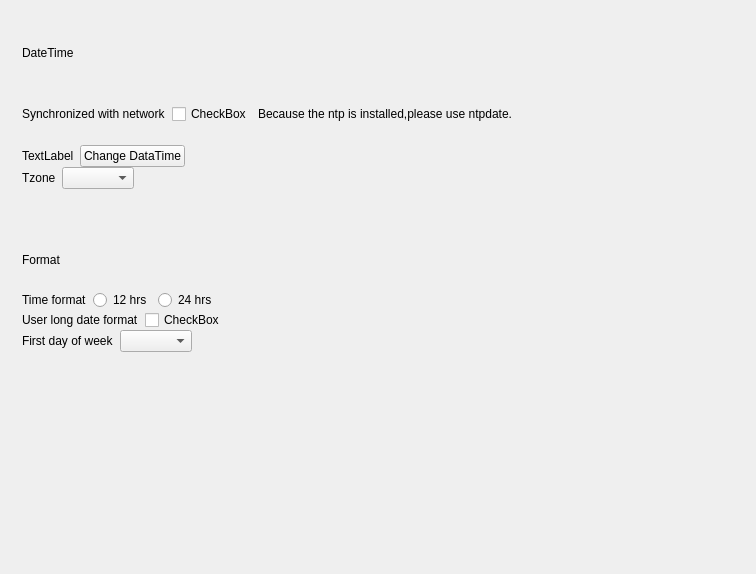
Above: plugins/time_language/datetime/datetime.ui from ukui/ukui-control-center before the change. Below: the same form after it.
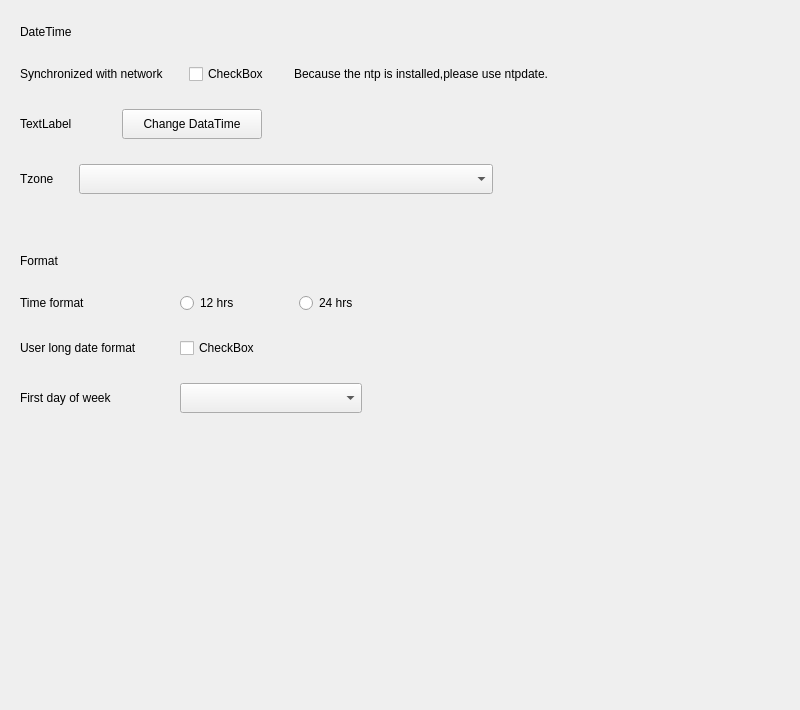
That is the form after the change.

Patch:
```diff
--- a/plugins/time_language/datetime/datetime.ui
+++ b/plugins/time_language/datetime/datetime.ui
@@ -6,35 +6,68 @@
    <rect>
     <x>0</x>
     <y>0</y>
-    <width>756</width>
-    <height>574</height>
+    <width>800</width>
+    <height>710</height>
    </rect>
   </property>
   <property name="minimumSize">
    <size>
-    <width>756</width>
-    <height>574</height>
+    <width>800</width>
+    <height>710</height>
    </size>
   </property>
   <property name="maximumSize">
    <size>
-    <width>756</width>
-    <height>574</height>
+    <width>800</width>
+    <height>710</height>
    </size>
   </property>
   <property name="windowTitle">
    <string>DateTime</string>
   </property>
   <layout class="QVBoxLayout" name="verticalLayout_2">
+   <property name="spacing">
+    <number>0</number>
+   </property>
+   <property name="leftMargin">
+    <number>0</number>
+   </property>
+   <property name="topMargin">
+    <number>0</number>
+   </property>
+   <property name="rightMargin">
+    <number>0</number>
+   </property>
+   <property name="bottomMargin">
+    <number>0</number>
+   </property>
    <item>
     <widget class="QStackedWidget" name="StackedWidget">
      <widget class="QWidget" name="Page1">
       <layout class="QVBoxLayout" name="verticalLayout">
        <property name="spacing">
+        <number>25</number>
+       </property>
+       <property name="leftMargin">
+        <number>20</number>
+       </property>
+       <property name="topMargin">
+        <number>25</number>
+       </property>
+       <property name="rightMargin">
+        <number>0</number>
+       </property>
+       <property name="bottomMargin">
         <number>0</number>
        </property>
        <item>
-        <widget class="QLabel" name="label">
+        <widget class="QLabel" name="titleLabel">
+         <property name="sizePolicy">
+          <sizepolicy hsizetype="Fixed" vsizetype="Fixed">
+           <horstretch>0</horstretch>
+           <verstretch>0</verstretch>
+          </sizepolicy>
+         </property>
          <property name="text">
           <string>DateTime</string>
          </property>
@@ -42,8 +75,17 @@
        </item>
        <item>
         <layout class="QHBoxLayout" name="horizontalLayout">
+         <property name="spacing">
+          <number>25</number>
+         </property>
          <item>
           <widget class="QLabel" name="label_2">
+           <property name="sizePolicy">
+            <sizepolicy hsizetype="Fixed" vsizetype="Fixed">
+             <horstretch>0</horstretch>
+             <verstretch>0</verstretch>
+            </sizepolicy>
+           </property>
            <property name="text">
             <string>Synchronized with network</string>
            </property>
@@ -58,6 +100,12 @@
          </item>
          <item>
           <widget class="QLabel" name="ntptipLabel">
+           <property name="sizePolicy">
+            <sizepolicy hsizetype="Fixed" vsizetype="Fixed">
+             <horstretch>0</horstretch>
+             <verstretch>0</verstretch>
+            </sizepolicy>
+           </property>
            <property name="text">
             <string>Because the ntp is installed,please use ntpdate.</string>
            </property>
@@ -80,8 +128,17 @@
        </item>
        <item>
         <layout class="QHBoxLayout" name="horizontalLayout_2">
+         <property name="spacing">
+          <number>50</number>
+         </property>
          <item>
           <widget class="QLabel" name="currentLabel">
+           <property name="sizePolicy">
+            <sizepolicy hsizetype="Fixed" vsizetype="Fixed">
+             <horstretch>0</horstretch>
+             <verstretch>0</verstretch>
+            </sizepolicy>
+           </property>
            <property name="text">
             <string>TextLabel</string>
            </property>
@@ -89,6 +146,18 @@
          </item>
          <item>
           <widget class="QPushButton" name="changePushButton">
+           <property name="minimumSize">
+            <size>
+             <width>140</width>
+             <height>30</height>
+            </size>
+           </property>
+           <property name="maximumSize">
+            <size>
+             <width>140</width>
+             <height>30</height>
+            </size>
+           </property>
            <property name="text">
             <string>Change DataTime</string>
            </property>
@@ -111,15 +180,37 @@
        </item>
        <item>
         <layout class="QHBoxLayout" name="horizontalLayout_3">
+         <property name="spacing">
+          <number>25</number>
+         </property>
          <item>
           <widget class="QLabel" name="label_5">
+           <property name="sizePolicy">
+            <sizepolicy hsizetype="Fixed" vsizetype="Fixed">
+             <horstretch>0</horstretch>
+             <verstretch>0</verstretch>
+            </sizepolicy>
+           </property>
            <property name="text">
             <string>Tzone</string>
            </property>
           </widget>
          </item>
          <item>
-          <widget class="QComboBox" name="tzComboBox"/>
+          <widget class="QComboBox" name="tzComboBox">
+           <property name="minimumSize">
+            <size>
+             <width>414</width>
+             <height>30</height>
+            </size>
+           </property>
+           <property name="maximumSize">
+            <size>
+             <width>414</width>
+             <height>30</height>
+            </size>
+           </property>
+          </widget>
          </item>
          <item>
           <spacer name="horizontalSpacer_3">
@@ -147,13 +238,19 @@
          <property name="sizeHint" stdset="0">
           <size>
            <width>20</width>
-           <height>40</height>
+           <height>35</height>
           </size>
          </property>
         </spacer>
        </item>
        <item>
         <widget class="QLabel" name="label_6">
+         <property name="sizePolicy">
+          <sizepolicy hsizetype="Fixed" vsizetype="Fixed">
+           <horstretch>0</horstretch>
+           <verstretch>0</verstretch>
+          </sizepolicy>
+         </property>
          <property name="text">
           <string>Format</string>
          </property>
@@ -161,8 +258,29 @@
        </item>
        <item>
         <layout class="QHBoxLayout" name="horizontalLayout_4">
+         <property name="spacing">
+          <number>0</number>
+         </property>
          <item>
           <widget class="QLabel" name="label_7">
+           <property name="sizePolicy">
+            <sizepolicy hsizetype="Fixed" vsizetype="Fixed">
+             <horstretch>0</horstretch>
+             <verstretch>0</verstretch>
+            </sizepolicy>
+           </property>
+           <property name="minimumSize">
+            <size>
+             <width>160</width>
+             <height>0</height>
+            </size>
+           </property>
+           <property name="maximumSize">
+            <size>
+             <width>160</width>
+             <height>16777215</height>
+            </size>
+           </property>
            <property name="text">
             <string>Time format</string>
            </property>
@@ -178,6 +296,22 @@
            </attribute>
           </widget>
          </item>
+         <item>
+          <spacer name="horizontalSpacer_9">
+           <property name="orientation">
+            <enum>Qt::Horizontal</enum>
+           </property>
+           <property name="sizeType">
+            <enum>QSizePolicy::Fixed</enum>
+           </property>
+           <property name="sizeHint" stdset="0">
+            <size>
+             <width>60</width>
+             <height>20</height>
+            </size>
+           </property>
+          </spacer>
+         </item>
          <item>
           <widget class="QRadioButton" name="h24RadioBtn">
            <property name="text">
@@ -205,8 +339,29 @@
        </item>
        <item>
         <layout class="QHBoxLayout" name="horizontalLayout_5">
+         <property name="spacing">
+          <number>0</number>
+         </property>
          <item>
           <widget class="QLabel" name="label_8">
+           <property name="sizePolicy">
+            <sizepolicy hsizetype="Fixed" vsizetype="Fixed">
+             <horstretch>0</horstretch>
+             <verstretch>0</verstretch>
+            </sizepolicy>
+           </property>
+           <property name="minimumSize">
+            <size>
+             <width>160</width>
+             <height>0</height>
+            </size>
+           </property>
+           <property name="maximumSize">
+            <size>
+             <width>160</width>
+             <height>16777215</height>
+            </size>
+           </property>
            <property name="text">
             <string>User long date format</string>
            </property>
@@ -236,15 +391,49 @@
        </item>
        <item>
         <layout class="QHBoxLayout" name="horizontalLayout_6">
+         <property name="spacing">
+          <number>0</number>
+         </property>
          <item>
           <widget class="QLabel" name="label_9">
+           <property name="sizePolicy">
+            <sizepolicy hsizetype="Fixed" vsizetype="Fixed">
+             <horstretch>0</horstretch>
+             <verstretch>0</verstretch>
+            </sizepolicy>
+           </property>
+           <property name="minimumSize">
+            <size>
+             <width>160</width>
+             <height>0</height>
+            </size>
+           </property>
+           <property name="maximumSize">
+            <size>
+             <width>160</width>
+             <height>16777215</height>
+            </size>
+           </property>
            <property name="text">
             <string>First day of week</string>
            </property>
           </widget>
          </item>
          <item>
-          <widget class="QComboBox" name="firstdayComboBox"/>
+          <widget class="QComboBox" name="firstdayComboBox">
+           <property name="minimumSize">
+            <size>
+             <width>182</width>
+             <height>30</height>
+            </size>
+           </property>
+           <property name="maximumSize">
+            <size>
+             <width>182</width>
+             <height>30</height>
+            </size>
+           </property>
+          </widget>
          </item>
          <item>
           <spacer name="horizontalSpacer_6">
@@ -267,7 +456,7 @@
           <enum>Qt::Vertical</enum>
          </property>
          <property name="sizeType">
-          <enum>QSizePolicy::Fixed</enum>
+          <enum>QSizePolicy::Expanding</enum>
          </property>
          <property name="sizeHint" stdset="0">
           <size>
```
Left out of the diff: 197 changed lines with no effect on the pictures.
